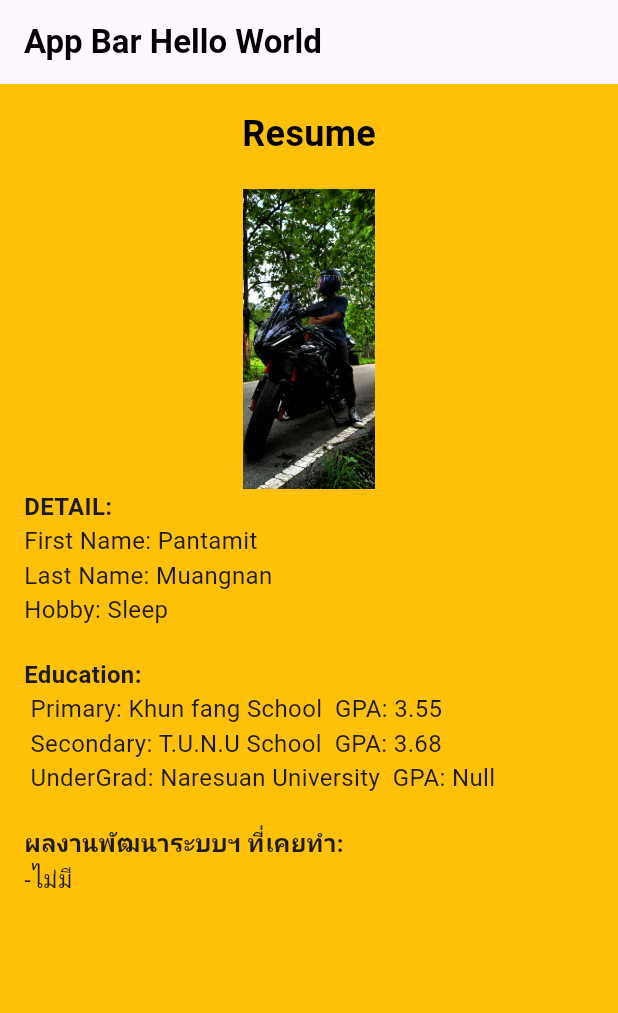
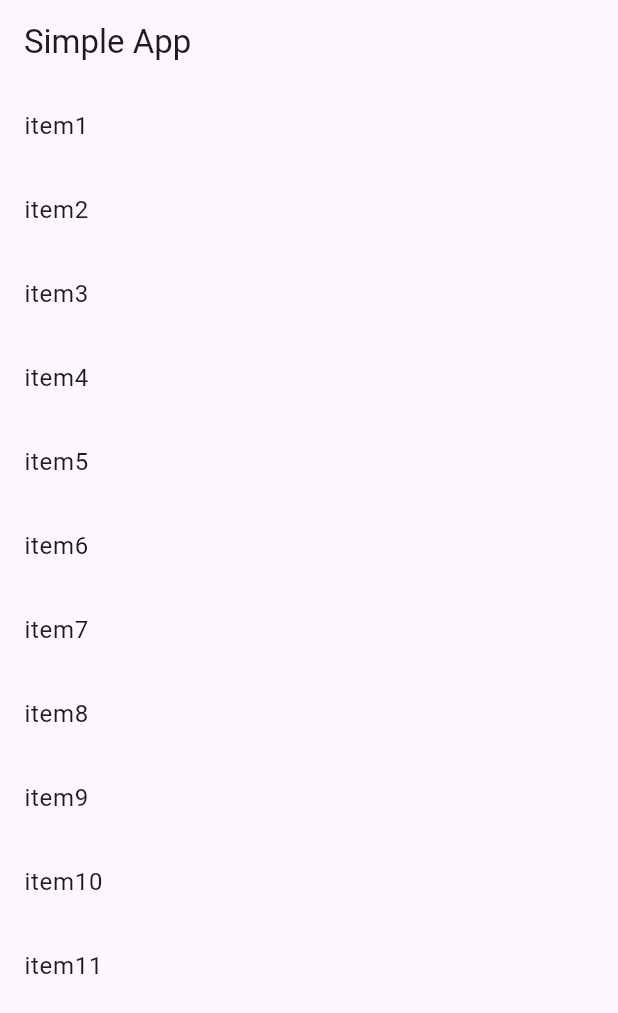
Before and after one commit to RESS69/simple_app, a Flutter app: the screen it shows after launch, on a phone screen of 412 x 824 dp. Shown: the top 1013 px of the screen. Run offline on Flutter 3.47's test engine with Material 3 defaults, Android fonts, the phone set to English and light mode, and no system bars.

Commit message:
list Stateful

```diff
--- a/lib/main.dart
+++ b/lib/main.dart
@@ -1,84 +1,14 @@
 import 'package:flutter/material.dart';
+import 'package:resume/screen/menus.dart';
 
 void main() {
-  runApp(MyApp());
+  runApp(MaterialApp(
+    title: "Simple App",
+    home: Scaffold(
+      appBar: AppBar(
+        title: Text("Simple App"),
+      ),
+      body: Menu(),
+    ),
+  ));
 }
-
-class MyApp extends StatelessWidget {
-  @override
-  Widget build(BuildContext context) {
-    return MaterialApp(
-      title: 'Flutter Demo',
-      theme: ThemeData(
-        primarySwatch: Colors.blue,
-      ),
-      home: MyHomePage(),
-    );
-  }
-}
-
-class MyHomePage extends StatelessWidget {
-  @override
-  Widget build(BuildContext context) {
-    return Scaffold(
-      backgroundColor: Colors.amber,
-      appBar: AppBar(
-        title: const Text(
-          'App Bar Hello World',
-          style: TextStyle(
-            fontWeight: FontWeight.bold,
-            color: Color.fromARGB(255, 0, 0, 0),
-          ),
-        ),
-      ),
-      body: Padding(
-        padding: const EdgeInsets.all(16.0),
-        child: Column(
-          crossAxisAlignment: CrossAxisAlignment.start,
-          children: <Widget>[
-            const Center(
-              child: Text(
-                'Resume',
-                style: TextStyle(
-                    fontSize: 24,
-                    fontWeight: FontWeight.bold,
-                    color: Color.fromARGB(255, 0, 0, 0)),
-              ),
-            ),
-            const SizedBox(
-              height: 20,
-            ),
-            Center(
-              child: Image.asset(
-                'assets/image/profile.jpg', // Ensure this matches your file structure
-                width: 200,
-                height: 200,
-              ),
-            ),
-            const Text('DETAIL:',
-                style: TextStyle(fontSize: 16, fontWeight: FontWeight.bold)),
-            const Text('First Name: Pantamit', style: TextStyle(fontSize: 16)),
-            const Text('Last Name: Muangnan', style: TextStyle(fontSize: 16)),
-            const Text('Hobby: Sleep', style: TextStyle(fontSize: 16)),
-            const SizedBox(height: 20),
-            const Text('Education:',
-                style: TextStyle(fontSize: 16, fontWeight: FontWeight.bold)),
-            const Text(' Primary: Khun fang School  GPA: 3.55',
-                style: TextStyle(fontSize: 16)),
-            const Text(' Secondary: T.U.N.U School  GPA: 3.68',
-                style: TextStyle(fontSize: 16)),
-            const Text(' UnderGrad: Naresuan University  GPA: Null',
-                style: TextStyle(fontSize: 16)),
-            const SizedBox(height: 20),
-            const Text('ผลงานพัฒนาระบบฯ ที่เคยทำ:',
-                style: TextStyle(fontSize: 16, fontWeight: FontWeight.bold)),
-            const Text(
-              "-ไม่มี",
-              style: TextStyle(fontSize: 16),
-            )
-          ],
-        ),
-      ),
-    );
-  }
-}
--- /dev/null
+++ b/lib/screen/menus.dart
@@ -0,0 +1,39 @@
+import 'package:flutter/material.dart';
+
+class Menu extends StatefulWidget {
+  const Menu({super.key});
+
+  @override
+  State<Menu> createState() => MenuState();
+}
+
+class MenuState extends State<Menu> {
+  List<String> items = <String>[
+    'item1',
+    'item2',
+    'item3',
+    'item4',
+    'item5',
+    'item6',
+    'item7',
+    'item8',
+    'item9',
+    'item10',
+    'item11'
+  ];
+  @override
+  Widget build(BuildContext context) {
+    return ListView.builder(
+        itemCount: items.length,
+        itemBuilder: (BuildContext context, int index) {
+          return ListTile(
+            title: Text('${items[index]}'),
+            onLongPress: () {
+              setState(() {
+                items.removeAt(index);
+              });
+            },
+          );
+        });
+  }
+}
```
Also changed, not shown: lib/screen/home.dart (added, +79 -0 lines), lib/Home.dart (added), 2 other files.
